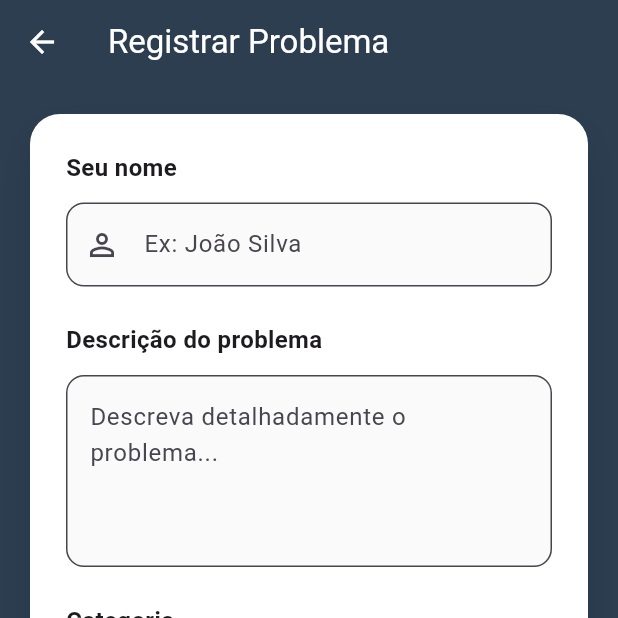
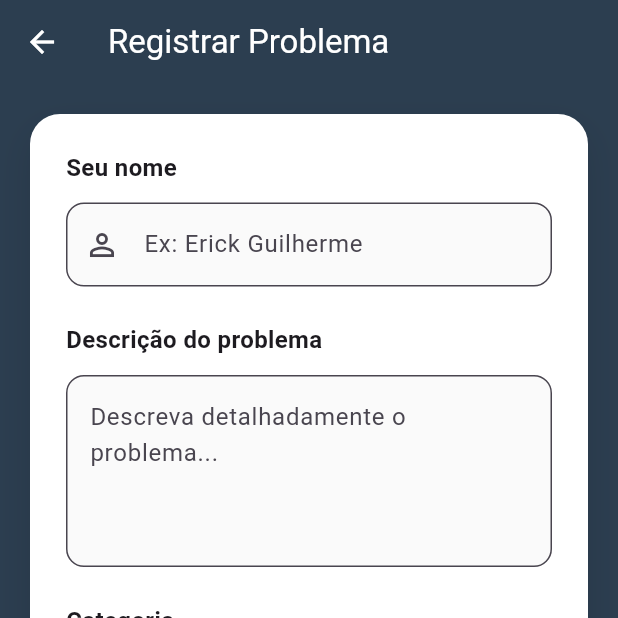
Before and after one commit to kauapcota-sketch/P.I_Work_Fast, a Flutter app: the RegistrarProblemaPage screen opened directly, on a phone screen of 412 x 824 dp, the top half of it. Run offline on Flutter 3.47's test engine with Material 3 defaults, Android fonts, the phone set to English and light mode, and no system bars; our stand-ins replace hive_flutter, image_picker; accounts and stored records are empty.

Commit message:
atualização do codigo

```diff
--- a/workfast/lib/registrar_problema_page.dart
+++ b/workfast/lib/registrar_problema_page.dart
@@ -155,7 +155,7 @@ class _RegistrarProblemaPageState extends State<RegistrarProblemaPage> {
                 controller: nomeController,
                 textCapitalization: TextCapitalization.words,
                 decoration: InputDecoration(
-                  hintText: 'Ex: João Silva',
+                  hintText: 'Ex: Erick Guilherme',
                   prefixIcon: const Icon(Icons.person_outline),
                   border: OutlineInputBorder(
                     borderRadius: BorderRadius.circular(12),
```
